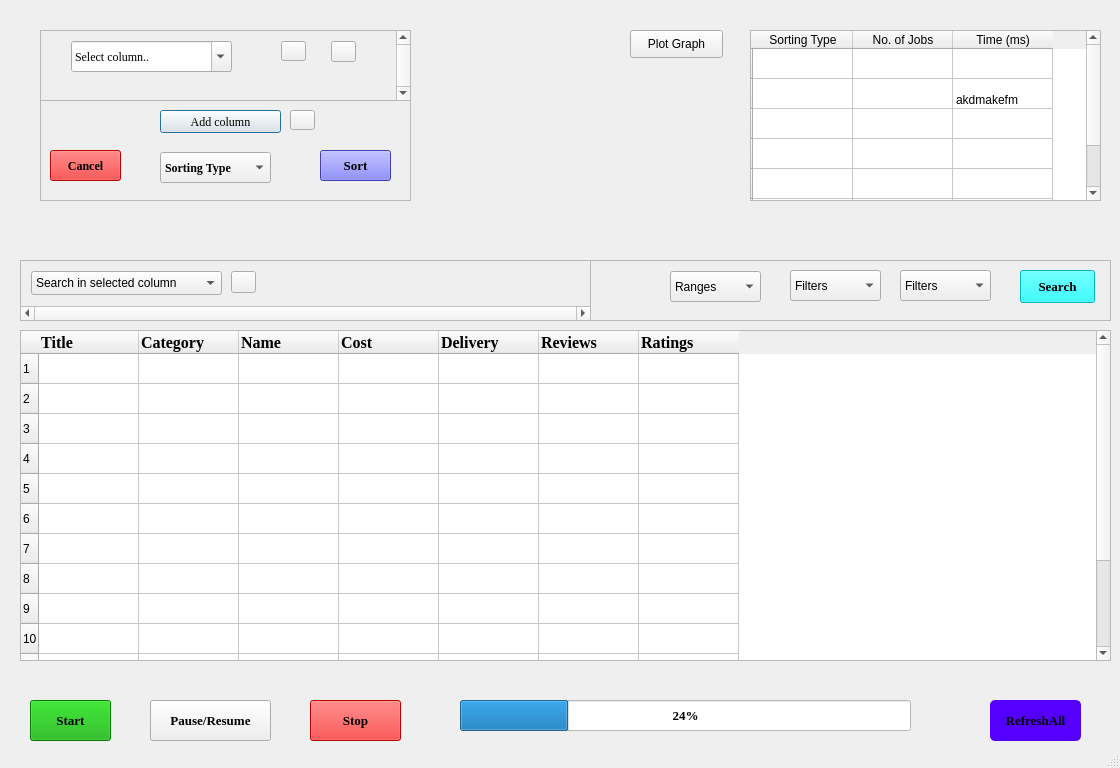
Qt form Main_Interface.ui (Huzaifa-crypton/CS261F21PID50) before a commit.
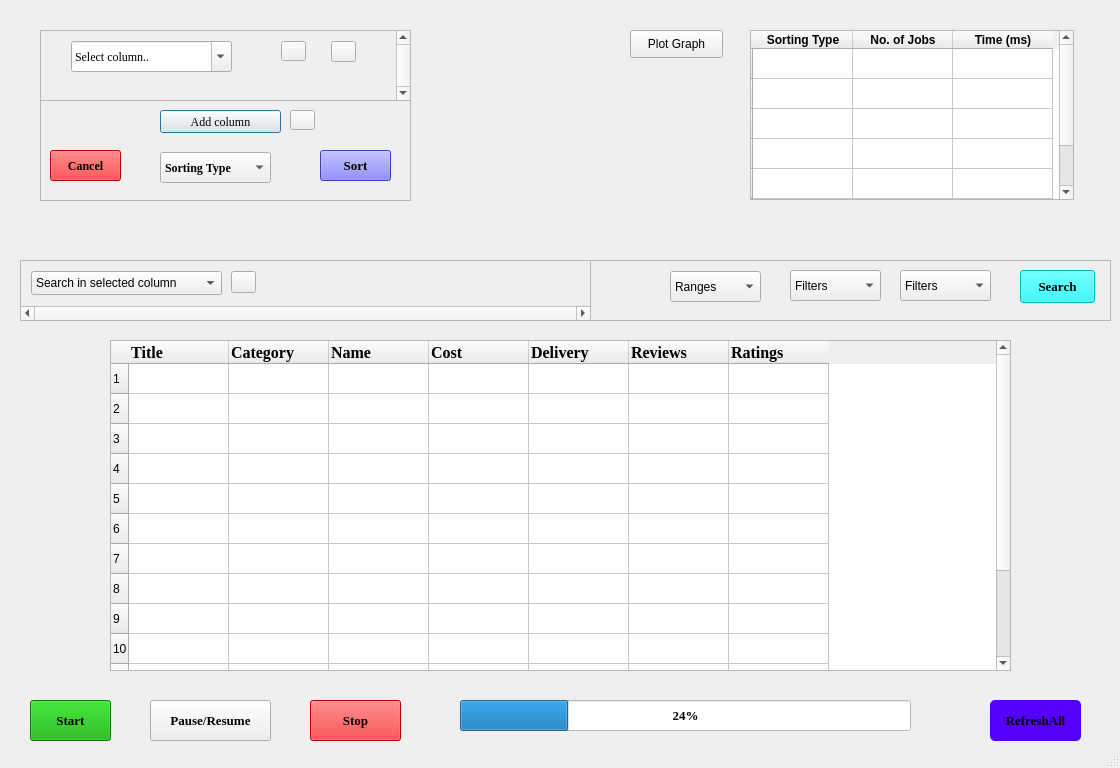
The same form after that commit. Icons and pictures are not drawn.

The edit to the form file:
```diff
--- a/Main_Interface.ui
+++ b/Main_Interface.ui
@@ -374,15 +374,15 @@
   <widget class="QTableWidget" name="tableWidget">
    <property name="geometry">
     <rect>
-     <x>20</x>
-     <y>330</y>
-     <width>1091</width>
+     <x>110</x>
+     <y>340</y>
+     <width>901</width>
      <height>331</height>
     </rect>
    </property>
    <property name="maximumSize">
     <size>
-     <width>1091</width>
+     <width>1070</width>
      <height>16777215</height>
     </size>
    </property>
@@ -1374,10 +1374,22 @@
     <rect>
      <x>750</x>
      <y>30</y>
-     <width>351</width>
-     <height>171</height>
+     <width>324</width>
+     <height>170</height>
     </rect>
    </property>
+   <property name="minimumSize">
+    <size>
+     <width>324</width>
+     <height>170</height>
+    </size>
+   </property>
+   <property name="maximumSize">
+    <size>
+     <width>324</width>
+     <height>600</height>
+    </size>
+   </property>
    <row>
     <property name="text">
      <string/>
@@ -1417,16 +1429,34 @@
     <property name="text">
      <string>Sorting Type</string>
     </property>
+    <property name="font">
+     <font>
+      <weight>75</weight>
+      <bold>true</bold>
+     </font>
+    </property>
    </column>
    <column>
     <property name="text">
      <string>No. of Jobs</string>
     </property>
+    <property name="font">
+     <font>
+      <weight>75</weight>
+      <bold>true</bold>
+     </font>
+    </property>
    </column>
    <column>
     <property name="text">
      <string>Time (ms)</string>
     </property>
+    <property name="font">
+     <font>
+      <weight>75</weight>
+      <bold>true</bold>
+     </font>
+    </property>
    </column>
    <item row="0" column="2">
     <property name="text">
@@ -1438,12 +1468,12 @@
    </item>
    <item row="1" column="1">
     <property name="text">
-     <string>                  </string>
+     <string/>
     </property>
    </item>
    <item row="1" column="2">
     <property name="text">
-     <string>                                                               akdmakefm</string>
+     <string/>
     </property>
    </item>
   </widget>
```
Left out of the diff: 59 changed lines with no effect on the pictures.
